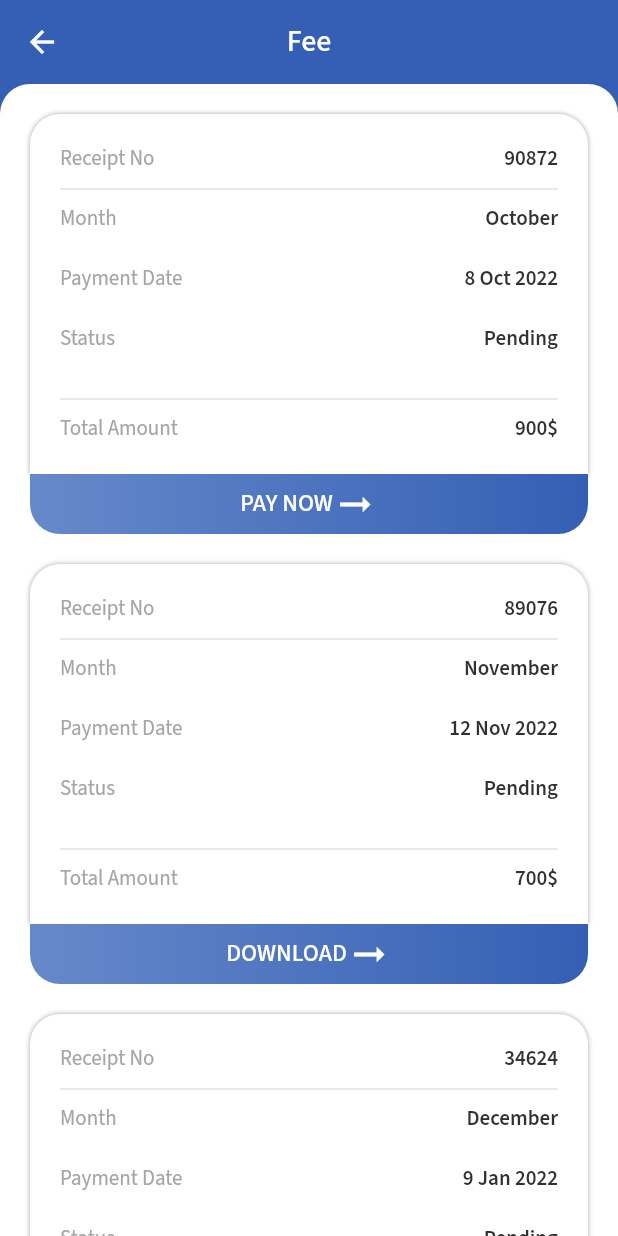
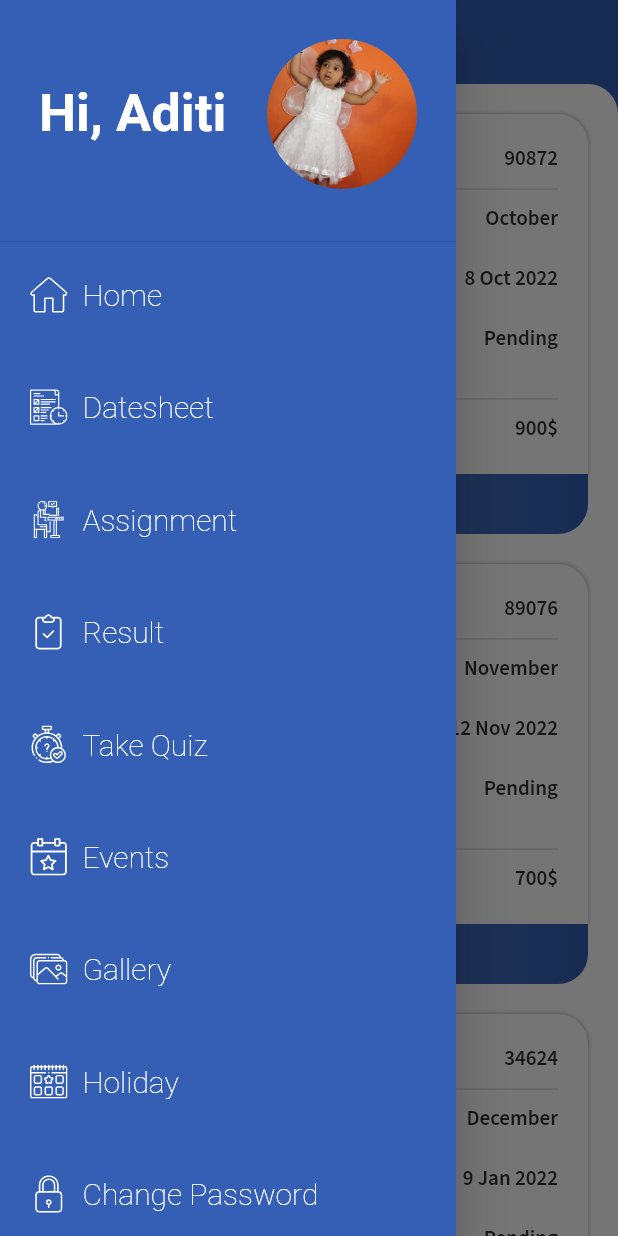
Before and after one commit to kubermirajakar/SchoolApp, a Flutter app: the FeeScreen screen opened by its route, with the side drawer open (before the commit the screen has no drawer), on a phone screen of 412 x 824 dp. Run offline on Flutter 3.47's test engine with Material 2 defaults, Android fonts, the phone set to English and light mode, and no system bars; our stand-ins replace flutter_svg, google_fonts, sizer; missing offline and left inert: dart:js.

Commit message:
Added Drawer to all screens

```diff
--- a/lib/screens/assignment_screen/assignment_Screen.dart
+++ b/lib/screens/assignment_screen/assignment_Screen.dart
@@ -1,6 +1,7 @@
 import 'package:flutter/material.dart';
 import 'package:schoolapp/constants.dart';
 import 'package:schoolapp/screens/assignment_screen/data/assignment_data.dart';
+import 'package:schoolapp/screens/home_screen/widgets/drawer.dart';
 
 class AssignmentScreen extends StatelessWidget {
   static String routeName = 'assignmentScreen';
@@ -8,6 +9,7 @@ class AssignmentScreen extends StatelessWidget {
   @override
   Widget build(BuildContext context) {
     return Scaffold(
+      drawer: MyDrawer(),
       appBar: AppBar(
         centerTitle: true,
         title: Text('Assignments'),
--- a/lib/screens/data_sheet_screen/datasheet_screen.dart
+++ b/lib/screens/data_sheet_screen/datasheet_screen.dart
@@ -2,6 +2,7 @@ import 'package:flutter/material.dart';
 import 'package:schoolapp/constants.dart';
 import 'package:schoolapp/screens/assignment_screen/data/assignment_data.dart';
 import 'package:schoolapp/screens/data_sheet_screen/data/datasheet_data.dart';
+import 'package:schoolapp/screens/home_screen/widgets/drawer.dart';
 
 class DataSheetScreen extends StatelessWidget {
   static String routeName = 'DataSheetScreen';
@@ -10,6 +11,7 @@ class DataSheetScreen extends StatelessWidget {
   @override
   Widget build(BuildContext context) {
     return Scaffold(
+      drawer: MyDrawer(),
       appBar: AppBar(
         centerTitle: true,
         title: Text(
--- a/lib/screens/fee_screen/fee_screen.dart
+++ b/lib/screens/fee_screen/fee_screen.dart
@@ -2,6 +2,7 @@ import 'package:flutter/material.dart';
 import 'package:schoolapp/constants.dart';
 import 'package:schoolapp/screens/fee_screen/Data/data.dart';
 import 'package:schoolapp/screens/fee_screen/widgets/fee_widgets.dart';
+import 'package:schoolapp/screens/home_screen/widgets/drawer.dart';
 
 class FeeScreen extends StatelessWidget {
   static String routeName = 'FeeScreen';
@@ -11,6 +12,7 @@ class FeeScreen extends StatelessWidget {
   @override
   Widget build(BuildContext context) {
     return Scaffold(
+      drawer: MyDrawer(),
       appBar: AppBar(
         centerTitle: true,
         title: Text('Fee'),
--- /dev/null
+++ b/lib/screens/home_screen/widgets/drawer.dart
@@ -0,0 +1,124 @@
+import 'package:flutter/material.dart';
+import 'package:schoolapp/constants.dart';
+import 'package:schoolapp/screens/assignment_screen/assignment_Screen.dart';
+import 'package:schoolapp/screens/data_sheet_screen/datasheet_screen.dart';
+import 'package:schoolapp/screens/home_screen/home_screen.dart';
+import 'package:schoolapp/screens/home_screen/widgets/students_data.dart';
+import 'package:schoolapp/screens/my_profile/my_profile.dart';
+import 'package:schoolapp/screens/result_screen/result_screen.dart';
+import 'package:schoolapp/screens/splash_screen/splash_screen.dart';
+
+class MyDrawer extends StatelessWidget {
+  const MyDrawer({
+    super.key,
+  });
+
+  @override
+  Widget build(BuildContext context) {
+    return Drawer(
+      backgroundColor: kPrimaryColor,
+      child: ListView(
+        children: [
+          DrawerHeader(
+            child: Container(
+              padding: EdgeInsets.all(kDefaultPadding / 2),
+              child: Column(
+                children: [
+                  Row(
+                    mainAxisAlignment: MainAxisAlignment.spaceBetween,
+                    children: [
+                      Text('Hi, Aditi'),
+                      StudentImage(
+                          onPress: () {
+                            Navigator.of(context).pop();
+                            Navigator.pushNamed(
+                                context, MyProfileScreen.routeName);
+                            // Navigator.of(context).pop();
+                          },
+                          studentImage: 'assets/images/aditi.jpeg'),
+                    ],
+                  ),
+                ],
+              ),
+            ),
+          ),
+          DrawerHomeCard(
+            icon: 'assets/icons/home.svg',
+            onPress: () {
+              Navigator.of(context).pushNamed(HomeScreen.routeName);
+            },
+            title: 'Home',
+          ),
+          DrawerHomeCard(
+            icon: 'assets/icons/datesheet.svg',
+            onPress: () {
+              Navigator.of(context).pushNamed(DataSheetScreen.routeName);
+            },
+            title: 'Datesheet',
+          ),
+          DrawerHomeCard(
+            icon: 'assets/icons/assignment.svg',
+            onPress: () {
+              Navigator.of(context).pushNamed(AssignmentScreen.routeName);
+            },
+            title: 'Assignment',
+          ),
+          DrawerHomeCard(
+            icon: 'assets/icons/result.svg',
+            onPress: () {
+              Navigator.of(context).pushNamed(ResultScreen.routeName);
+            },
+            title: 'Result',
+          ),
+          DrawerHomeCard(
+            icon: 'assets/icons/quiz.svg',
+            onPress: () {},
+            title: 'Take Quiz',
+          ),
+          DrawerHomeCard(
+            icon: 'assets/icons/event.svg',
+            onPress: () {},
+            title: 'Events',
+          ),
+          DrawerHomeCard(
+            icon: 'assets/icons/gallery.svg',
+            onPress: () {},
+            title: 'Gallery',
+          ),
+          DrawerHomeCard(
+            icon: 'assets/icons/holiday.svg',
+            onPress: () {},
+            title: 'Holiday',
+          ),
+          DrawerHomeCard(
+            icon: 'assets/icons/lock.svg',
+            onPress: () {},
+            title: 'Change Password',
+          ),
+          DrawerHomeCard(
+            icon: 'assets/icons/timetable.svg',
+            onPress: () {},
+            title: 'Time Table',
+          ),
+          DrawerHomeCard(
+            icon: 'assets/icons/ask.svg',
+            onPress: () {},
+            title: 'Ask',
+          ),
+          DrawerHomeCard(
+            icon: 'assets/icons/resume.svg',
+            onPress: () {},
+            title: 'Leave Application',
+          ),
+          DrawerHomeCard(
+            icon: 'assets/icons/logout.svg',
+            onPress: () {
+              Navigator.of(context).pushNamed(SplashScreen.routeName);
+            },
+            title: 'Logout',
+          ),
+        ],
+      ),
+    );
+  }
+}
--- a/lib/screens/my_profile/my_profile.dart
+++ b/lib/screens/my_profile/my_profile.dart
@@ -1,5 +1,6 @@
 import 'package:flutter/material.dart';
 import 'package:schoolapp/constants.dart';
+import 'package:schoolapp/screens/home_screen/widgets/drawer.dart';
 import 'package:schoolapp/screens/home_screen/widgets/students_data.dart';
 
 class MyProfileScreen extends StatelessWidget {
@@ -10,6 +11,7 @@ class MyProfileScreen extends StatelessWidget {
   @override
   Widget build(BuildContext context) {
     return Scaffold(
+      drawer: MyDrawer(),
       appBar: AppBar(
         centerTitle: true,
         title: Text('My Profile'),
@@ -72,7 +74,7 @@ class MyProfileScreen extends StatelessWidget {
                       crossAxisAlignment: CrossAxisAlignment.start,
                       children: [
                         Text(
-                          'Ayesha Mirza',
+                          'Aditi Chitragar',
                           style:
                               Theme.of(context).textTheme.bodySmall!.copyWith(
                                     fontSize: 22,
--- a/lib/screens/result_screen/result_screen.dart
+++ b/lib/screens/result_screen/result_screen.dart
@@ -1,5 +1,6 @@
 import 'package:flutter/material.dart';
 import 'package:schoolapp/constants.dart';
+import 'package:schoolapp/screens/home_screen/widgets/drawer.dart';
 import 'package:schoolapp/screens/result_screen/component/result_component.dart';
 import 'package:schoolapp/screens/result_screen/data/result_data.dart';
 import 'package:sizer/sizer.dart';
@@ -15,6 +16,7 @@ class ResultScreen extends StatelessWidget {
     int tMarks = result.map((e) => e.totalMarks).sum.toInt();
 
     return Scaffold(
+      drawer: MyDrawer(),
       appBar: AppBar(
         title: Text('Result'),
         centerTitle: true,
```
Also changed, not shown: lib/screens/home_screen/home_screen.dart (+2 -98 lines), assets/icons/home.svg (added).
